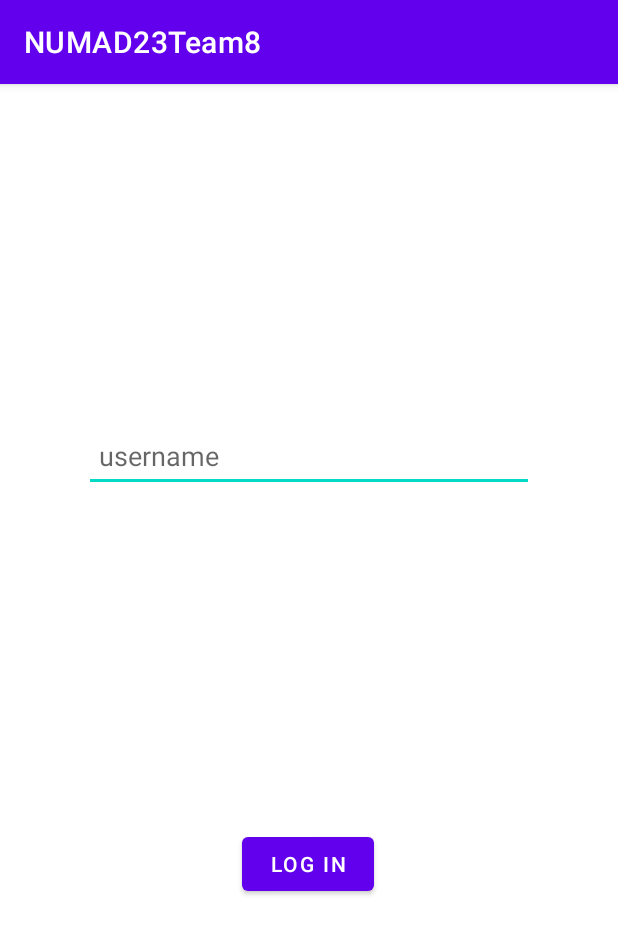
After one commit to yyyyhuang/SafeSheAndroidApp, an Android app: the LoginActivity screen opened directly, with no data from a screen before it, on a phone screen of 412 x 824 dp. The commit adds this screen. Shown: the top 934 px of the screen. Run offline under Robolectric (Android 15) with nearby library versions, the phone set to English and light mode, and no system bars; our stand-ins replace Firebase (no records; nobody signed in at launch, a user with empty details on screens opened directly).

Commit message:
login activity

```diff
--- a/app/build.gradle
+++ b/app/build.gradle
@@ -43,4 +43,6 @@ dependencies {
 
     implementation platform('com.google.firebase:firebase-bom:31.2.2')
     implementation 'com.google.firebase:firebase-analytics'
+
+    implementation 'com.google.firebase:firebase-database'
 }
--- /dev/null
+++ b/app/src/main/java/edu/northeastern/numad23team8/LoginActivity.java
@@ -0,0 +1,76 @@
+package edu.northeastern.numad23team8;
+
+import androidx.appcompat.app.AppCompatActivity;
+
+import android.content.Intent;
+import android.os.Bundle;
+import android.util.Log;
+import android.view.View;
+import android.widget.Button;
+import android.widget.EditText;
+import android.widget.Toast;
+
+import com.google.firebase.database.DataSnapshot;
+import com.google.firebase.database.DatabaseError;
+import com.google.firebase.database.DatabaseReference;
+import com.google.firebase.database.FirebaseDatabase;
+import com.google.firebase.database.ValueEventListener;
+
+import edu.northeastern.numad23team8.models.User;
+
+public class LoginActivity extends AppCompatActivity {
+    private static final String TAG = "LoginActivity";
+
+    EditText userInput;
+    Button loginButton;
+    FirebaseDatabase firebasedatabase;
+
+    @Override
+    protected void onCreate(Bundle savedInstanceState) {
+        super.onCreate(savedInstanceState);
+        setContentView(R.layout.activity_login);
+
+        firebasedatabase = FirebaseDatabase.getInstance();
+
+
+
+        userInput = findViewById(R.id.username);
+        loginButton = (Button) findViewById(R.id.login_button);
+
+        loginButton.setOnClickListener(new View.OnClickListener() {
+            @Override
+            public void onClick(View view) {
+                String username = userInput.getText().toString();
+                login(username);
+            }
+        });
+    }
+
+    private void login(String username){
+        DatabaseReference userRef = firebasedatabase.getReference().child("users").child(username);
+        ValueEventListener eventListener = new ValueEventListener() {
+            @Override
+            public void onDataChange(DataSnapshot dataSnapshot) {
+                if (username.length() == 0) {
+                    Toast.makeText(LoginActivity.this,"Username can't be empty",
+                            Toast.LENGTH_SHORT).show();
+                } else if(!dataSnapshot.exists()) {
+                    //create new user
+                    User new_user = new User(username, 0);
+                    userRef.setValue(new_user);
+                    startActivity(new Intent(LoginActivity.this, ContactActivity.class));
+                }
+                else {
+                    startActivity(new Intent(LoginActivity.this, ContactActivity.class));
+                }
+
+            }
+
+            @Override
+            public void onCancelled(DatabaseError databaseError) {
+                Log.d(TAG, databaseError.getMessage()); //Don't ignore errors!
+            }
+        };
+        userRef.addListenerForSingleValueEvent(eventListener);
+    }
+}
--- /dev/null
+++ b/app/src/main/res/layout/activity_login.xml
@@ -0,0 +1,33 @@
+<?xml version="1.0" encoding="utf-8"?>
+<androidx.constraintlayout.widget.ConstraintLayout xmlns:android="http://schemas.android.com/apk/res/android"
+    xmlns:app="http://schemas.android.com/apk/res-auto"
+    xmlns:tools="http://schemas.android.com/tools"
+    android:layout_width="match_parent"
+    android:layout_height="match_parent"
+    tools:context=".LoginActivity">
+
+    <EditText
+        android:id="@+id/username"
+        android:layout_width="300dp"
+        android:layout_height="48dp"
+        android:hint="username"
+        android:padding="10dp"
+        android:textColor="@color/black"
+        app:layout_constraintBottom_toTopOf="@id/login_button"
+        app:layout_constraintEnd_toEndOf="parent"
+        app:layout_constraintStart_toStartOf="parent"
+        app:layout_constraintTop_toTopOf="parent" />
+
+    <Button
+        android:id="@+id/login_button"
+        android:layout_width="wrap_content"
+        android:layout_height="wrap_content"
+        android:text="Log in"
+        app:layout_constraintBottom_toBottomOf="parent"
+        app:layout_constraintEnd_toEndOf="parent"
+        app:layout_constraintHorizontal_bias="0.498"
+        app:layout_constraintStart_toStartOf="parent"
+        app:layout_constraintTop_toBottomOf="@id/username" />
+
+
+</androidx.constraintlayout.widget.ConstraintLayout>
```
Also changed, not shown: app/src/main/AndroidManifest.xml (+15 -2 lines), app/src/main/java/edu/northeastern/numad23team8/Adapters/UserAdapter.java (added, +63 -0 lines), app/src/main/java/edu/northeastern/numad23team8/ContactActivity.java (added, +14 -0 lines), app/src/main/java/edu/northeastern/numad23team8/MainActivity.java (+8 -0 lines), app/src/main/java/edu/northeastern/numad23team8/models/User.java (added, +15 -0 lines), app/src/main/res/layout/activity_contact.xml (added, +18 -0 lines), app/src/main/res/layout/user_item.xml (added, +38 -0 lines).
